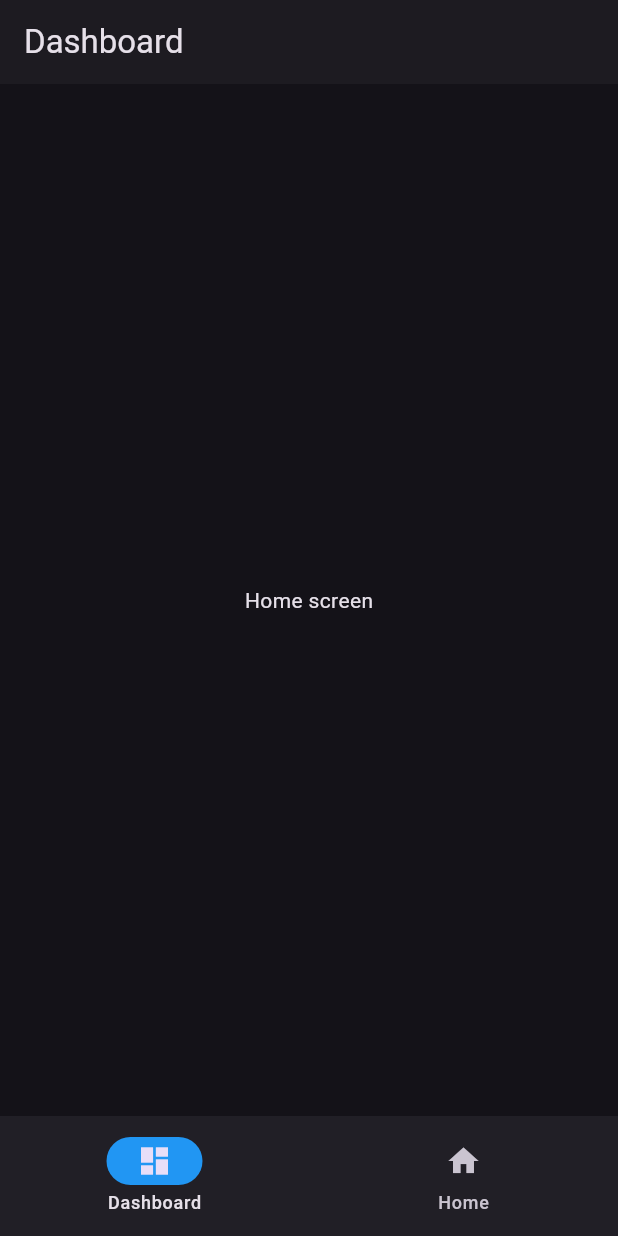
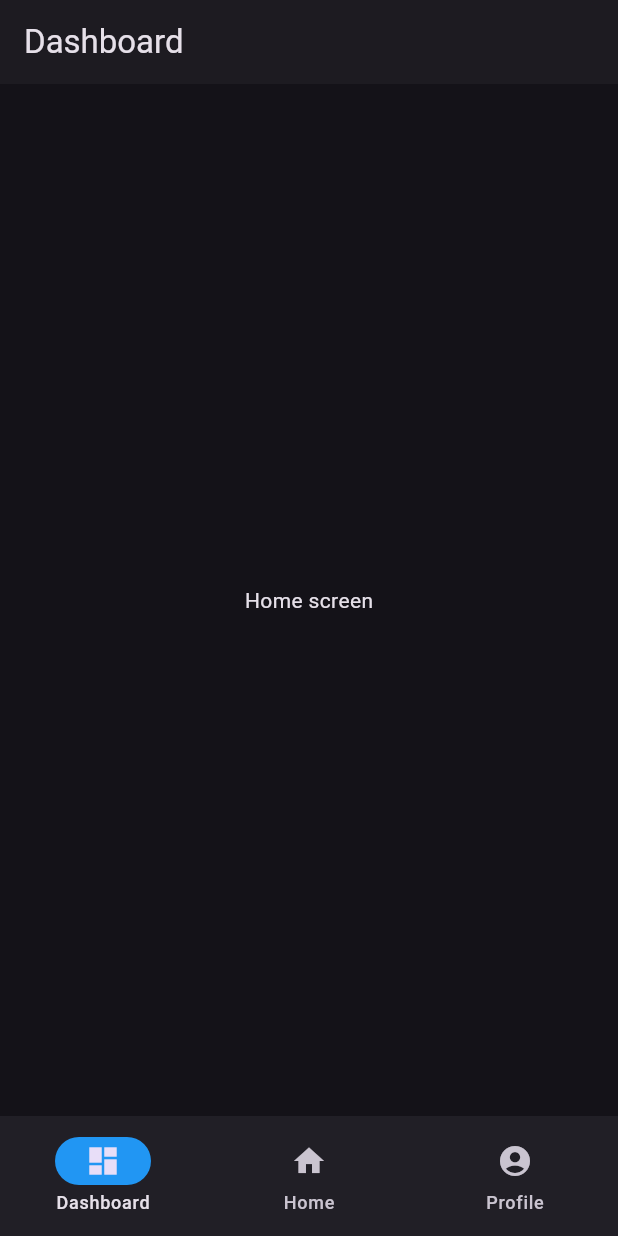
Before and after one commit to ramosramosramos/flutter-starter-kit-Ramos, a Flutter app: the screen it shows after launch, on a phone screen of 412 x 824 dp. Run offline on Flutter 3.47's test engine with Material 3 defaults, Android fonts, the phone set to English and light mode, and no system bars.

Commit message:
adding profile in layout

```diff
--- a/lib/layouts/auth_layout.dart
+++ b/lib/layouts/auth_layout.dart
@@ -2,6 +2,7 @@ import 'package:flutter/material.dart';
 import 'package:flutter_starter_kit/layouts/bottom_navigation.dart';
 import 'package:flutter_starter_kit/pages/dashboardScreen.dart';
 import 'package:flutter_starter_kit/pages/homeScreen.dart';
+import 'package:flutter_starter_kit/pages/profile/profileScreen.dart';
 
 class AuthLayout extends StatefulWidget {
   const AuthLayout({super.key});
@@ -17,11 +18,14 @@ class _AuthLayoutState extends State<AuthLayout> {
     final List<Widget> pages = [
       const Homescreen(),
       const Dashboardscreen(),
+      const Profilescreen(),
     ];
 
     final List<String> pageName = [
       'Dashboard',
       'Home',
+      'Profile',
+
     ];
 
     return MaterialApp(
--- a/lib/layouts/bottom_navigation.dart
+++ b/lib/layouts/bottom_navigation.dart
@@ -22,6 +22,7 @@ class _BottomNavigationBarComponentState
   final List<NavigationDestination> destinations = const [
     NavigationDestination(icon: Icon(Icons.dashboard) , label: "Dashboard"),
     NavigationDestination(icon: Icon(Icons.home), label: "Home"),
+    NavigationDestination(icon: Icon(Icons.account_circle), label: "Profile"),
 
   ];
 
```
Also changed, not shown: lib/main.dart (line endings or trailing spaces).
